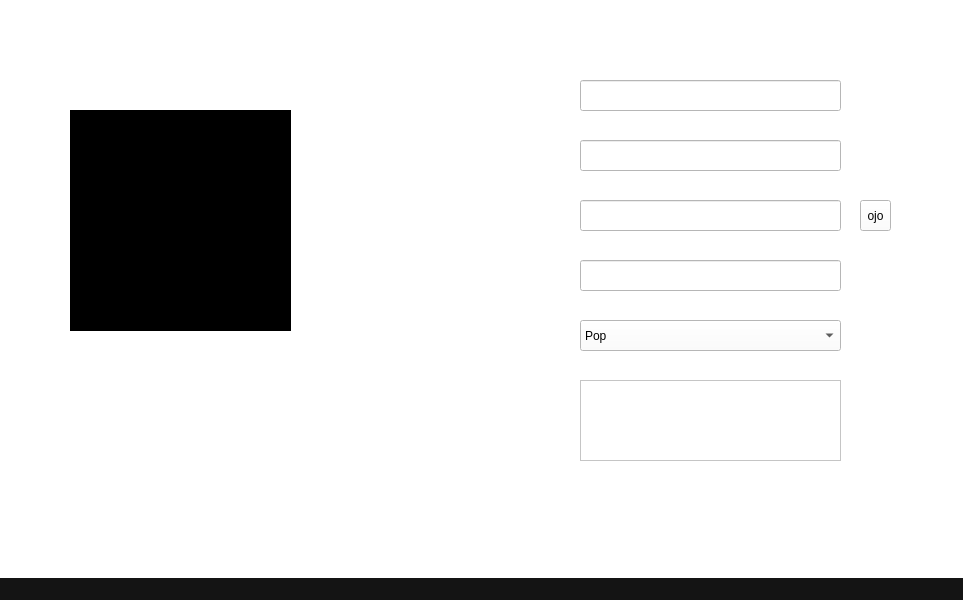
The window that mainwindow.ui (Scastelar/Music-Player) describes before a commit, drawn with Qt 5.
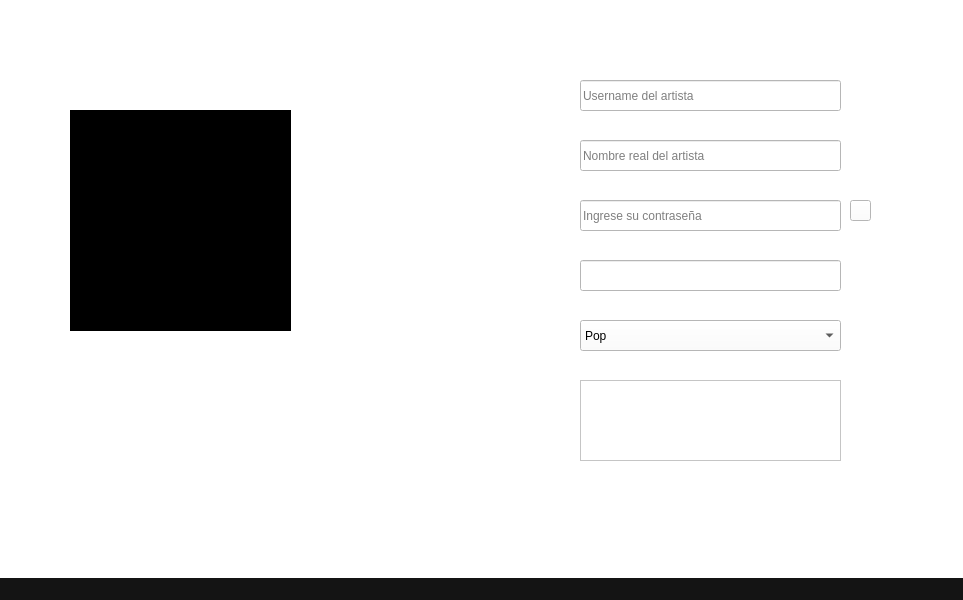
The same window after the commit. The open tabs and pages were chosen to show the change. Icons and pictures are not drawn.

The edit to the form file:
```diff
--- a/mainwindow.ui
+++ b/mainwindow.ui
@@ -267,6 +267,9 @@
         <height>31</height>
        </rect>
       </property>
+      <property name="placeholderText">
+       <string>Username del artista</string>
+      </property>
      </widget>
      <widget class="QLineEdit" name="lineEdit_6">
       <property name="geometry">
@@ -277,6 +280,9 @@
         <height>31</height>
        </rect>
       </property>
+      <property name="placeholderText">
+       <string>Nombre real del artista</string>
+      </property>
      </widget>
      <widget class="QLineEdit" name="lineEdit_7">
       <property name="geometry">
@@ -290,6 +296,9 @@
       <property name="echoMode">
        <enum>QLineEdit::EchoMode::Password</enum>
       </property>
+      <property name="placeholderText">
+       <string>Ingrese su contraseña</string>
+      </property>
      </widget>
      <widget class="QComboBox" name="comboBox">
       <property name="geometry">
@@ -433,14 +442,32 @@
      <widget class="QToolButton" name="toolButton_2">
       <property name="geometry">
        <rect>
-        <x>860</x>
+        <x>850</x>
         <y>200</y>
-        <width>31</width>
-        <height>31</height>
+        <width>21</width>
+        <height>21</height>
        </rect>
       </property>
       <property name="text">
-       <string>ojo</string>
+       <string/>
+      </property>
+      <property name="icon">
+       <iconset theme="QIcon::ThemeIcon::MediaOptical"/>
+      </property>
+      <property name="iconSize">
+       <size>
+        <width>20</width>
+        <height>20</height>
+       </size>
+      </property>
+      <property name="checkable">
+       <bool>true</bool>
+      </property>
+      <property name="checked">
+       <bool>false</bool>
+      </property>
+      <property name="autoRepeat">
+       <bool>false</bool>
       </property>
      </widget>
     </widget>
```
Left out of the diff: 30 changed lines with no effect on the pictures.
